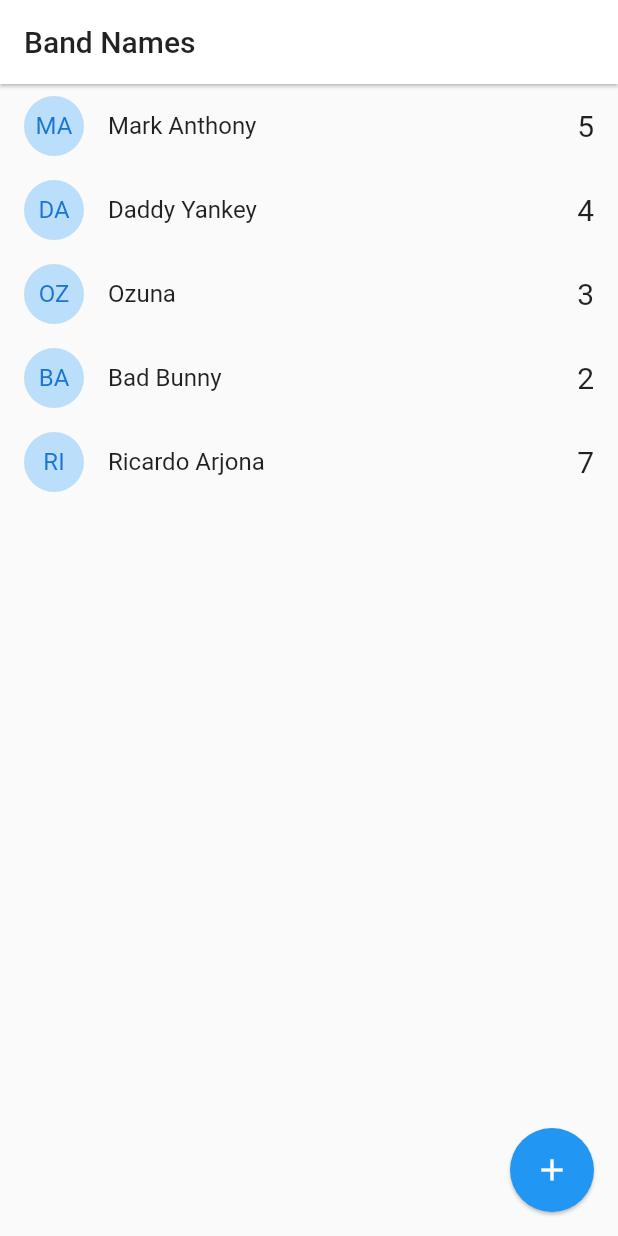
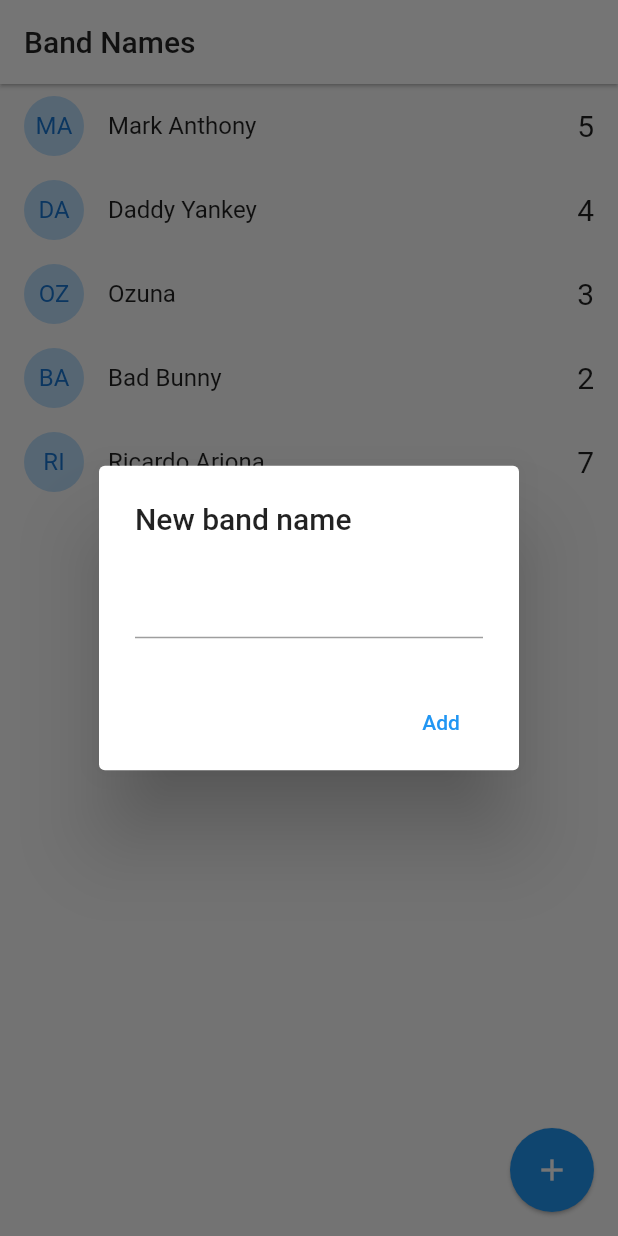
Before and after one commit to GV-Oscar/band_names, a Flutter app: the screen it shows after launch, after a tap on the "add" icon, on a phone screen of 412 x 824 dp. Run offline on Flutter 3.47's test engine with Material 2 defaults, Android fonts, the phone set to English and light mode, and no system bars.

Commit message:
Se agrego logica de agregar a lista

```diff
--- a/lib/pages/home_page.dart
+++ b/lib/pages/home_page.dart
@@ -1,7 +1,15 @@
+import 'dart:io';
+
 import 'package:band_names/models/band.dart';
+import 'package:flutter/cupertino.dart';
 import 'package:flutter/material.dart';
 
-class HomePage extends StatelessWidget {
+class HomePage extends StatefulWidget {
+  @override
+  _HomePageState createState() => _HomePageState();
+}
+
+class _HomePageState extends State<HomePage> {
   List<Band> bands = [
     Band(id: '1', name: 'Mark Anthony', votes: 5),
     Band(id: '2', name: 'Daddy Yankey', votes: 4),
@@ -50,6 +58,60 @@ class HomePage extends StatelessWidget {
   }
 
   addNewBand() {
-    print('addNewBand');
+    final txtControllerr = TextEditingController();
+    if (Platform.isAndroid) {
+      return showDialog(
+          context: this.context,
+          builder: (context) {
+            return AlertDialog(
+              title: Text('New band name'),
+              content: TextField(
+                controller: txtControllerr,
+              ),
+              actions: <Widget>[
+                MaterialButton(
+                  child: Text('Add'),
+                  onPressed: () => _addBandToList(txtControllerr.text),
+                  textColor: Colors.blue,
+                )
+              ],
+            );
+          });
+    }
+
+    if (Platform.isIOS) {
+      return showCupertinoDialog(
+          context: context,
+          builder: (_) {
+            return CupertinoAlertDialog(
+              title: Text('New band name'),
+              content: CupertinoTextField(
+                controller: txtControllerr,
+              ),
+              actions: <Widget>[
+                CupertinoDialogAction(
+                  isDefaultAction: true,
+                  child: Text('Add'),
+                  onPressed: () => _addBandToList(txtControllerr.text),
+                ),
+                CupertinoDialogAction(
+                  isDestructiveAction: true,
+                  child: Text('Dismiss'),
+                  onPressed: () => Navigator.pop(context),
+                )
+              ],
+            );
+          });
+    }
+  }
+
+  void _addBandToList(String name) {
+    if (name.length > 1) {
+      // podemos guardarlo
+      this.bands.add(Band(id: DateTime.now().toString(), name: name, votes: 0));
+      setState(() {});
+    }
+
+    Navigator.pop(context);
   }
 }
```
